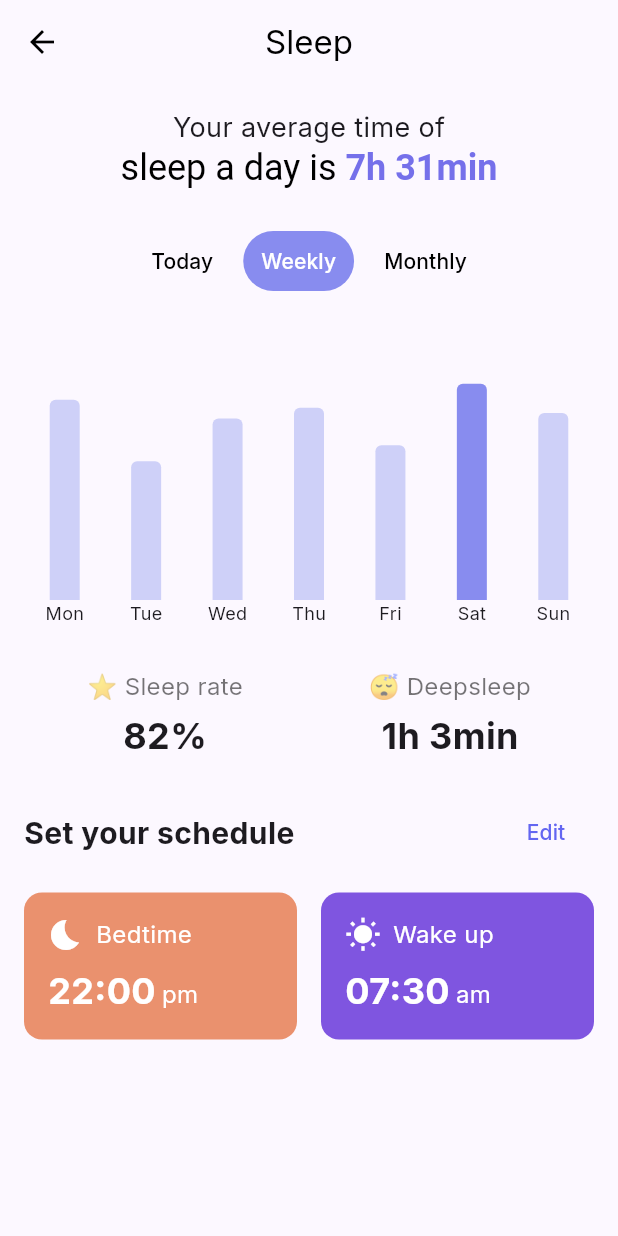
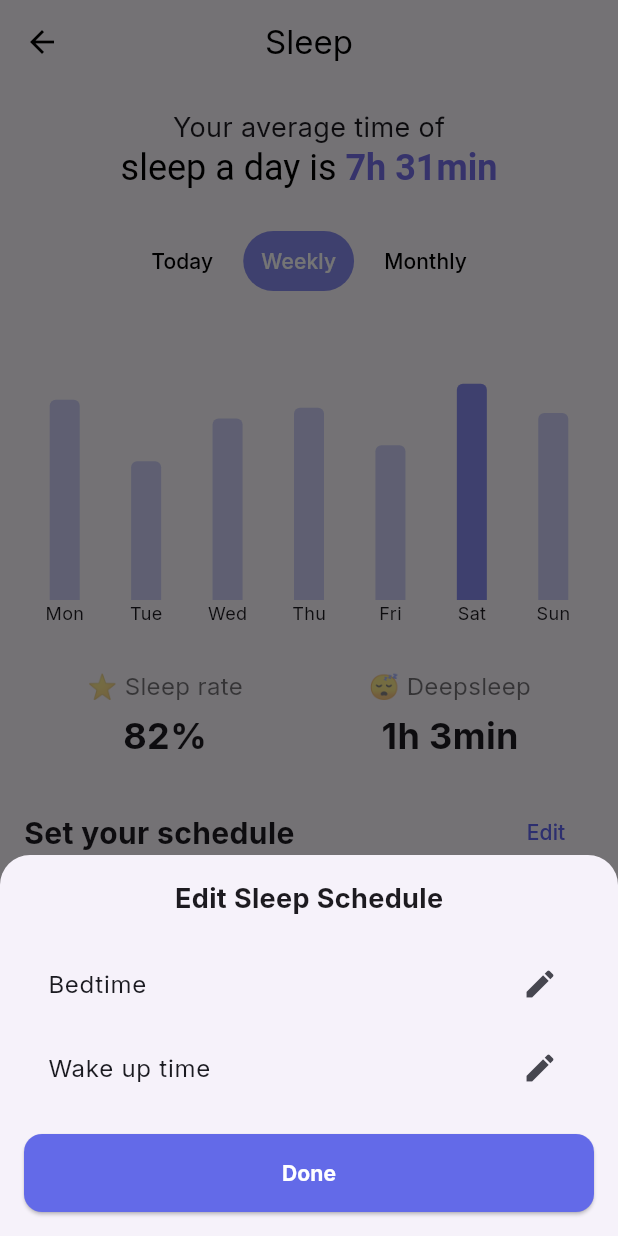
Before and after one commit to RITWIZSINGH/quamin-health-module-frontend, a Flutter app: the SleepScreen screen opened directly, after a tap on "Edit", on a phone screen of 412 x 824 dp. Run offline on Flutter 3.47's test engine with Material 3 defaults, Android fonts, the phone set to English and light mode, and no system bars; drawn by our look-alikes of fl_chart; our stand-ins replace firebase_auth, firebase_core, flutter_svg, go_router, google_fonts, google_sign_in and 1 more; accounts and stored records are empty; network calls fail.

Commit message:
sleep highlight screen complete

```diff
--- a/lib/widgets/cycle_tracking_widgets/feeling_section.dart
+++ b/lib/widgets/cycle_tracking_widgets/feeling_section.dart
@@ -1,3 +1,5 @@
+// ignore_for_file: sort_child_properties_last
+
 import 'package:flutter/material.dart';
 
 class FeelingSection extends StatelessWidget {
--- a/lib/widgets/sleep_screen_widgets/sleep_schedule.dart
+++ b/lib/widgets/sleep_screen_widgets/sleep_schedule.dart
@@ -1,7 +1,47 @@
 import 'package:flutter/material.dart';
 
-class SleepSchedule extends StatelessWidget {
+class SleepSchedule extends StatefulWidget {
   const SleepSchedule({super.key});
+
+  @override
+  _SleepScheduleState createState() => _SleepScheduleState();
+}
+
+class _SleepScheduleState extends State<SleepSchedule> {
+  TimeOfDay _bedTime = const TimeOfDay(hour: 22, minute: 0);
+  TimeOfDay _wakeUpTime = const TimeOfDay(hour: 7, minute: 30);
+
+  // Method to show time picker and update time
+  Future<void> _selectTime(BuildContext context, bool isBedTime) async {
+    final TimeOfDay? picked = await showTimePicker(
+      context: context,
+      initialTime: isBedTime ? _bedTime : _wakeUpTime,
+      builder: (BuildContext context, Widget? child) {
+        return MediaQuery(
+          data: MediaQuery.of(context).copyWith(alwaysUse24HourFormat: false),
+          child: child!,
+        );
+      },
+    );
+
+    if (picked != null) {
+      setState(() {
+        if (isBedTime) {
+          _bedTime = picked;
+        } else {
+          _wakeUpTime = picked;
+        }
+      });
+    }
+  }
+
+  // Convert TimeOfDay to formatted string
+  String _formatTime(TimeOfDay time) {
+    final hour = time.hourOfPeriod;
+    final minute = time.minute.toString().padLeft(2, '0');
+    final period = time.period == DayPeriod.am ? 'am' : 'pm';
+    return '${hour == 0 ? 12 : hour}:$minute';
+  }
 
   @override
   Widget build(BuildContext context) {
@@ -18,7 +58,10 @@ class SleepSchedule extends StatelessWidget {
               ),
             ),
             TextButton(
-              onPressed: () {},
+              onPressed: () {
+                // Show bottom sheet with edit options
+                _showEditBottomSheet(context);
+              },
               child: const Text('Edit'),
             ),
           ],
@@ -29,23 +72,78 @@ class SleepSchedule extends StatelessWidget {
             Expanded(
               child: _buildTimeCard(
                 'Bedtime',
-                '22:00',
-                'pm',
-                Color(0XFFEA916E),
+                _formatTime(_bedTime),
+                _bedTime.period == DayPeriod.am ? 'am' : 'pm',
+                const Color(0XFFEA916E),
               ),
             ),
             const SizedBox(width: 16),
             Expanded(
               child: _buildTimeCard(
                 'Wake up',
-                '07:30',
-                'am',
-                Color(0XFF7F55E0),
+                _formatTime(_wakeUpTime),
+                _wakeUpTime.period == DayPeriod.am ? 'am' : 'pm',
+                const Color(0XFF7F55E0),
               ),
             ),
           ],
         ),
       ],
+    );
+  }
+
+  // Bottom sheet for editing times
+  void _showEditBottomSheet(BuildContext context) {
+    showModalBottomSheet(
+      context: context,
+      shape: const RoundedRectangleBorder(
+        borderRadius: BorderRadius.vertical(top: Radius.circular(20)),
+      ),
+      builder: (context) {
+        return Padding(
+          padding: const EdgeInsets.all(16.0),
+          child: Column(
+            mainAxisSize: MainAxisSize.min,
+            children: [
+              const Text(
+                'Edit Sleep Schedule',
+                style: TextStyle(
+                  fontSize: 18,
+                  fontWeight: FontWeight.bold,
+                ),
+              ),
+              const SizedBox(height: 16),
+              ListTile(
+                title: const Text('Bedtime'),
+                // subtitle: Text(_formatTime(_bedTime) +
+                //     ' ' +
+                //     (_bedTime.period == DayPeriod.am ? 'am' : 'pm')),
+                trailing: const Icon(Icons.edit),
+                onTap: () => _selectTime(context, true),
+              ),
+              ListTile(
+                title: const Text('Wake up time'),
+                // subtitle: Text(_formatTime(_wakeUpTime) + ' ' +
+                //     (_wakeUpTime.period == DayPeriod.am ? 'am' : 'pm')),
+                trailing: const Icon(Icons.edit),
+                onTap: () => _selectTime(context, false),
+              ),
+              const SizedBox(height: 16),
+              ElevatedButton(
+                onPressed: () => Navigator.pop(context),
+                child: const Text(
+                  'Done',
+                  style: TextStyle(
+                      color: Colors.white, fontWeight: FontWeight.bold),
+                ),
+                style: ElevatedButton.styleFrom(
+                    minimumSize: const Size(double.infinity, 50),
+                    backgroundColor: Color(0xff636ae8)),
+              ),
+            ],
+          ),
+        );
+      },
     );
   }
 
```
